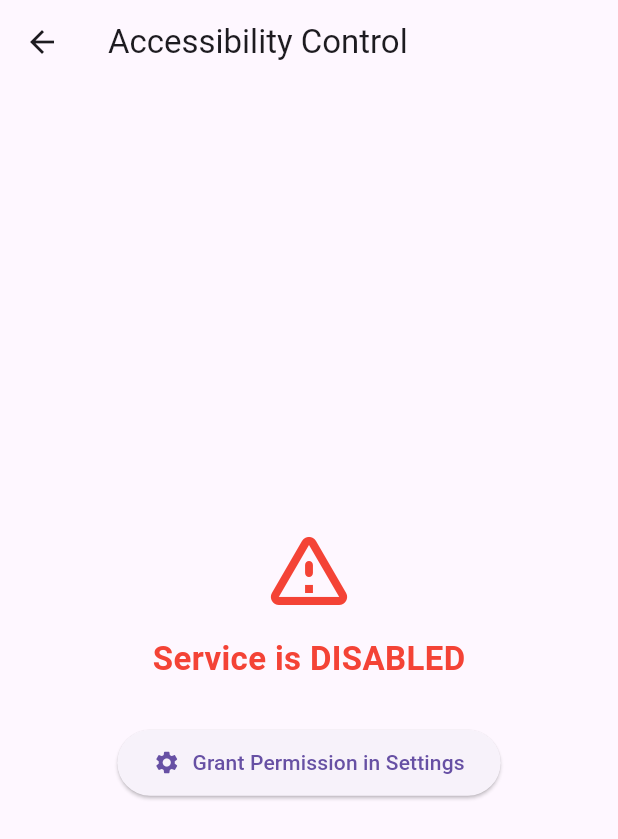
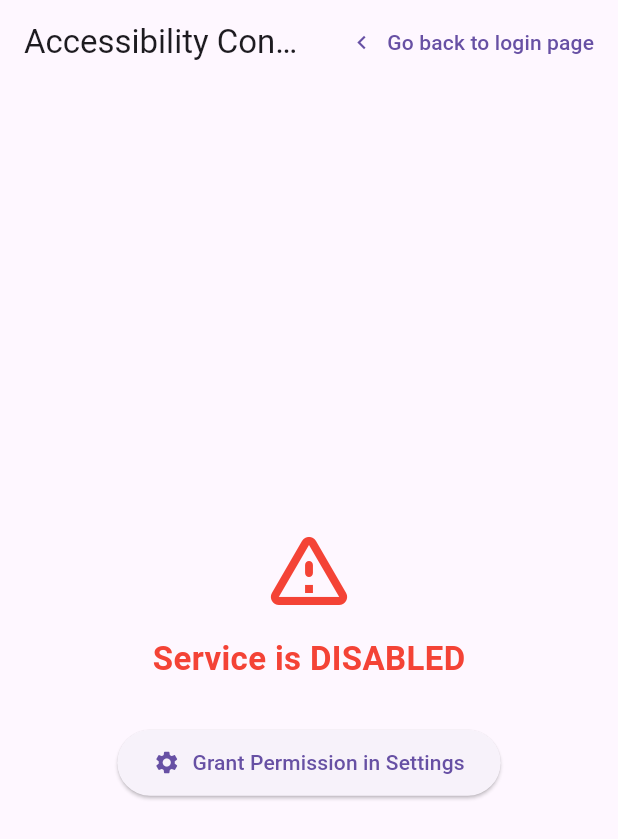
Before and after one commit to sinemadalan/digital_assistant, a Flutter app: the ControlPanel screen opened directly, on a phone screen of 412 x 824 dp. Shown: the top 839 px of the screen. Run offline on Flutter 3.47's test engine with Material 3 defaults, Android fonts, the phone set to English and light mode, and no system bars.

Commit message:
Yukarı sağda navigasyon tuşları

```diff
--- a/lib/pages/control_panel.dart
+++ b/lib/pages/control_panel.dart
@@ -15,7 +15,19 @@ class _ControlPanelState extends State<ControlPanel> {
   @override
   Widget build(BuildContext context) {
     return Scaffold(
-      appBar: AppBar(title: const Text('Accessibility Control')),
+      appBar: AppBar(
+        automaticallyImplyLeading: false,
+        title: const Text('Accessibility Control'),
+        actions: [
+          TextButton.icon(
+            icon: const Icon(Icons.navigate_before),
+            label: const Text("Go back to login page"),
+            onPressed: () {
+              Navigator.pop(context);
+            },
+          ),
+        ],
+      ),
       // The StreamBuilder is now at the top level of the body
       // It passes the state down to a clean, declarative layout function
       body: StreamBuilder<bool>(
```
Also changed, not shown: lib/pages/login_page.dart (+17 -0 lines).
